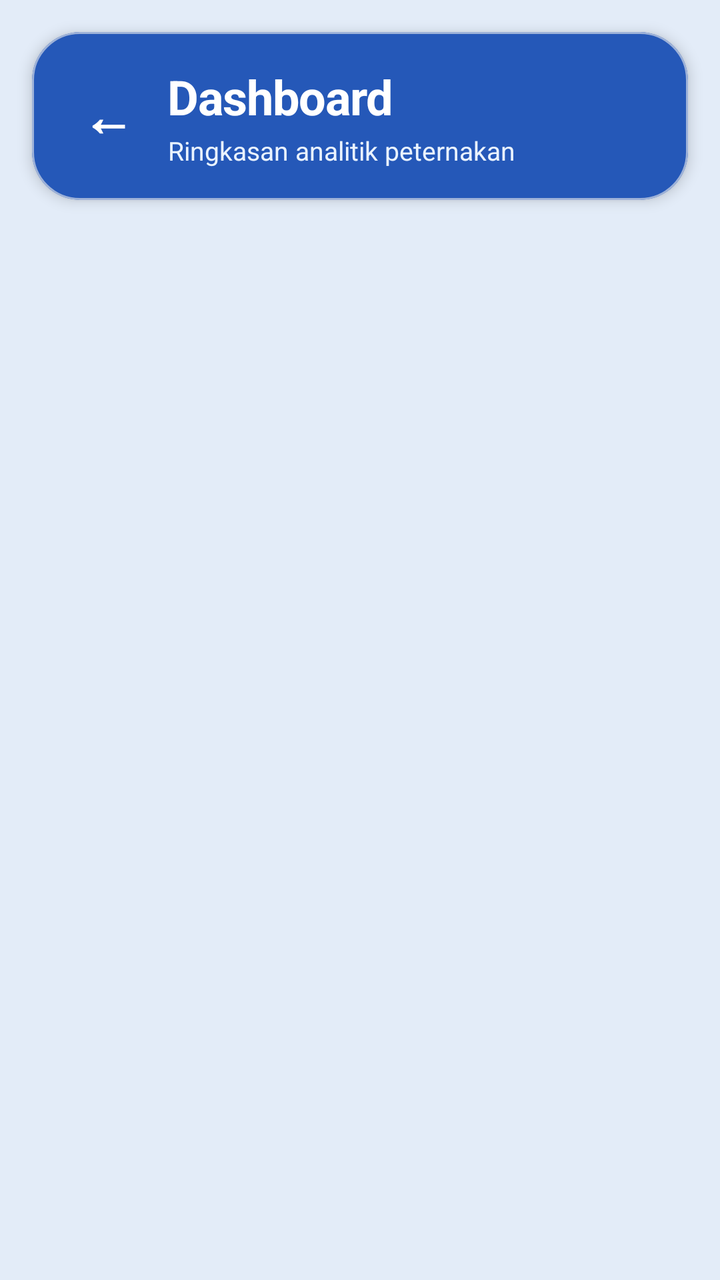
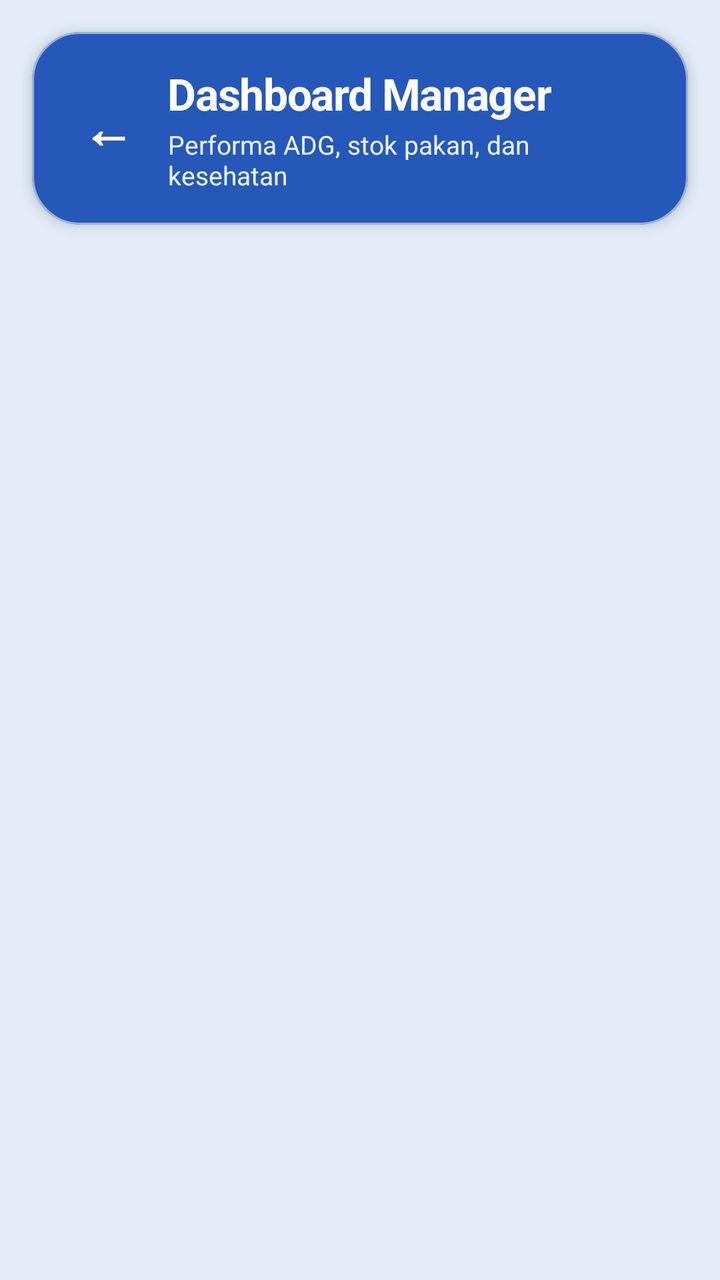

An Android layout rendered at two revisions. The XML below is the earlier revision; the diff shows what the commit changed to produce the second picture.
<!-- AndroidManifest.xml: application theme Theme.SiSapiMobile -->
<!-- res/layout/activity_dashboard.xml -->
<?xml version="1.0" encoding="utf-8"?>
<LinearLayout xmlns:android="http://schemas.android.com/apk/res/android"
    xmlns:app="http://schemas.android.com/apk/res-auto"
    android:layout_width="match_parent"
    android:layout_height="match_parent"
    android:background="@color/mist"
    android:orientation="vertical">

    
    <com.google.android.material.card.MaterialCardView
        android:layout_width="match_parent"
        android:layout_height="wrap_content"
        android:layout_marginStart="16dp"
        android:layout_marginTop="16dp"
        android:layout_marginEnd="16dp"
        app:cardBackgroundColor="@color/royal"
        app:cardCornerRadius="24dp"
        app:cardElevation="4dp"
        app:strokeColor="@color/line"
        app:strokeWidth="1dp">

        <LinearLayout
            android:layout_width="match_parent"
            android:layout_height="wrap_content"
            android:gravity="center_vertical"
            android:orientation="horizontal"
            android:paddingStart="16dp"
            android:paddingTop="16dp"
            android:paddingEnd="20dp"
            android:paddingBottom="16dp">

            <TextView
                android:id="@+id/btnBack"
                android:layout_width="44dp"
                android:layout_height="44dp"
                android:background="?attr/selectableItemBackgroundBorderless"
                android:clickable="true"
                android:focusable="true"
                android:gravity="center"
                android:text="←"
                android:textColor="#FFFFFF"
                android:textSize="26sp"
                android:textStyle="bold" />

            <LinearLayout
                android:layout_width="0dp"
                android:layout_height="wrap_content"
                android:layout_marginStart="8dp"
                android:layout_weight="1"
                android:orientation="vertical">

                <TextView
                    android:layout_width="wrap_content"
                    android:layout_height="wrap_content"
                    android:letterSpacing="-0.02"
                    android:text="Dashboard"
                    android:textColor="#FFFFFF"
                    android:textSize="24sp"
                    android:textStyle="bold" />

                <TextView
                    android:layout_width="wrap_content"
                    android:layout_height="wrap_content"
                    android:layout_marginTop="2dp"
                    android:text="Ringkasan analitik peternakan"
                    android:textColor="#EAF3FF"
                    android:textSize="13sp" />
            </LinearLayout>
        </LinearLayout>
    </com.google.android.material.card.MaterialCardView>

    <ProgressBar
        android:id="@+id/progressBar"
        style="?android:attr/progressBarStyleSmall"
        android:layout_width="28dp"
        android:layout_height="28dp"
        android:layout_gravity="center_horizontal"
        android:layout_marginTop="32dp"
        android:indeterminateTint="@color/royal"
        android:visibility="gone" />

    <TextView
        android:id="@+id/tvError"
        android:layout_width="match_parent"
        android:layout_height="wrap_content"
        android:layout_marginStart="16dp"
        android:layout_marginTop="14dp"
        android:layout_marginEnd="16dp"
        android:background="@drawable/bg_error"
        android:padding="14dp"
        android:textColor="@color/danger"
        android:textSize="14sp"
        android:textStyle="bold"
        android:visibility="gone" />

    <ScrollView
        android:id="@+id/content"
        android:layout_width="match_parent"
        android:layout_height="0dp"
        android:layout_weight="1"
        android:clipToPadding="false"
        android:fillViewport="true"
        android:visibility="gone">

        <LinearLayout
            android:layout_width="match_parent"
            android:layout_height="wrap_content"
            android:orientation="vertical"
            android:paddingStart="16dp"
            android:paddingTop="14dp"
            android:paddingEnd="16dp"
            android:paddingBottom="24dp">

            
            <LinearLayout
                android:layout_width="match_parent"
                android:layout_height="wrap_content"
                android:orientation="horizontal">

                
                <com.google.android.material.card.MaterialCardView
                    android:layout_width="0dp"
                    android:layout_height="wrap_content"
                    android:layout_marginEnd="6dp"
                    android:layout_weight="1"
                    app:cardBackgroundColor="@color/bento_surface"
                    app:cardCornerRadius="20dp"
                    app:cardElevation="3dp"
                    app:strokeColor="@color/bento_stroke"
                    app:strokeWidth="1.5dp">

                    <LinearLayout
                        android:layout_width="match_parent"
                        android:layout_height="wrap_content"
                        android:orientation="vertical"
                        android:padding="18dp">

                        <TextView
                            android:layout_width="wrap_content"
                            android:layout_height="wrap_content"
                            android:text="Total sapi"
                            android:textColor="@color/muted"
                            android:textSize="14sp"
                            android:textStyle="bold" />

                        <TextView
                            android:id="@+id/tvTotalLivestock"
                            android:layout_width="wrap_content"
                            android:layout_height="wrap_content"
                            android:layout_marginTop="6dp"
                            android:letterSpacing="-0.02"
                            android:text="0"
                            android:textColor="@color/navy"
                            android:textSize="32sp"
                            android:textStyle="bold" />
                    </LinearLayout>
                </com.google.android.material.card.MaterialCardView>

                
                <com.google.android.material.card.MaterialCardView
                    android:layout_width="0dp"
                    android:layout_height="wrap_content"
                    android:layout_marginStart="6dp"
                    android:layout_weight="1"
                    app:cardBackgroundColor="@color/bento_surface"
                    app:cardCornerRadius="20dp"
                    app:cardElevation="3dp"
                    app:strokeColor="@color/bento_stroke"
                    app:strokeWidth="1.5dp">

                    <LinearLayout
                        android:layout_width="match_parent"
                        android:layout_height="wrap_content"
                        android:orientation="vertical"
                        android:padding="18dp">

                        <TextView
                            android:layout_width="wrap_content"
                            android:layout_height="wrap_content"
                            android:text="Total kandang"
                            android:textColor="@color/muted"
                            android:textSize="14sp"
                            android:textStyle="bold" />

                        <TextView
                            android:id="@+id/tvTotalCages"
                            android:layout_width="wrap_content"
                            android:layout_height="wrap_content"
                            android:layout_marginTop="6dp"
                            android:letterSpacing="-0.02"
                            android:text="0"
                            android:textColor="@color/navy"
                            android:textSize="32sp"
                            android:textStyle="bold" />
                    </LinearLayout>
                </com.google.android.material.card.MaterialCardView>
            </LinearLayout>

            
            <com.google.android.material.card.MaterialCardView
                android:layout_width="match_parent"
                android:layout_height="wrap_content"
                android:layout_marginTop="12dp"
                app:cardBackgroundColor="@color/bento_surface"
                app:cardCornerRadius="20dp"
                app:cardElevation="3dp"
                app:strokeColor="@color/bento_stroke"
                app:strokeWidth="1.5dp">

                <LinearLayout
                    android:layout_width="match_parent"
                    android:layout_height="wrap_content"
                    android:background="@color/tile_danger"
                    android:orientation="vertical"
                    android:padding="18dp">

                    <TextView
                        android:layout_width="wrap_content"
                        android:layout_height="wrap_content"
                        android:text="Vaksin jatuh tempo (7 hari)"
                        android:textColor="@color/danger"
                        android:textSize="14sp"
                        android:textStyle="bold" />

                    <TextView
                        android:id="@+id/tvTotalDue"
                        android:layout_width="wrap_content"
                        android:layout_height="wrap_content"
                        android:layout_marginTop="6dp"
                        android:letterSpacing="-0.02"
                        android:text="0"
                        android:textColor="@color/danger"
                        android:textSize="32sp"
                        android:textStyle="bold" />
                </LinearLayout>
            </com.google.android.material.card.MaterialCardView>

            <TextView
                android:layout_width="wrap_content"
                android:layout_height="wrap_content"
                android:layout_marginTop="22dp"
                android:layout_marginBottom="8dp"
                android:text="Pengingat vaksin"
                android:textColor="@color/navy"
                android:textSize="18sp"
                android:textStyle="bold" />

            <TextView
                android:id="@+id/tvDueEmpty"
                android:layout_width="match_parent"
                android:layout_height="wrap_content"
                android:background="@drawable/bg_input"
                android:gravity="center"
                android:padding="18dp"
                android:text="Tidak ada vaksin yang jatuh tempo 7 hari ke depan."
                android:textColor="@color/muted"
                android:textSize="14sp"
                android:visibility="gone" />

            <androidx.recyclerview.widget.RecyclerView
                android:id="@+id/rvDue"
                android:layout_width="match_parent"
                android:layout_height="wrap_content"
                android:clipToPadding="false"
                android:nestedScrollingEnabled="false" />
        </LinearLayout>
    </ScrollView>

    <com.google.android.material.button.MaterialButton
        android:id="@+id/btnRetry"
        style="@style/Widget.Material3.Button.OutlinedButton"
        android:layout_width="match_parent"
        android:layout_height="54dp"
        android:layout_marginStart="16dp"
        android:layout_marginEnd="16dp"
        android:layout_marginBottom="16dp"
        android:insetTop="0dp"
        android:insetBottom="0dp"
        android:text="Coba lagi"
        android:textAllCaps="false"
        android:textColor="@color/royal"
        android:textSize="16sp"
        android:textStyle="bold"
        android:visibility="gone"
        app:backgroundTint="@color/bento_surface"
        app:cornerRadius="14dp"
        app:strokeColor="@color/royal"
        app:strokeWidth="1.5dp" />
</LinearLayout>
<!-- resources referenced by this layout -->
<resources>
  <color name="bento_stroke">#CFDDF2</color>
  <color name="bento_surface">#FFFFFF</color>
  <color name="danger">#D32F2F</color>
  <color name="line">#9EB2D8</color>
  <color name="mist">#E3ECF8</color>
  <color name="muted">#5B6B8C</color>
  <color name="navy">#161B40</color>
  <color name="royal">#2558B8</color>
  <color name="tile_danger">#FEE2E2</color>
  <!-- drawable bg_error (drawable) -->
  <?xml version="1.0" encoding="utf-8"?>
  <shape xmlns:android="http://schemas.android.com/apk/res/android">
      <solid android:color="#FDECEC" />
      <corners android:radius="10dp" />
  </shape>
  <!-- drawable bg_input (drawable) -->
  <?xml version="1.0" encoding="utf-8"?>
  <shape xmlns:android="http://schemas.android.com/apk/res/android">
      <solid android:color="#FFFFFF" />
      <stroke android:width="1.5dp" android:color="@color/line" />
      <corners android:radius="12dp" />
  </shape>
  <style name="Theme.SiSapiMobile" parent="Base.Theme.SiSapiMobile" />
  <style name="Base.Theme.SiSapiMobile" parent="Theme.Material3.DayNight.NoActionBar">
          <item name="android:windowOptOutEdgeToEdgeEnforcement" tools:targetApi="35">true</item>
      </style>
</resources>

<!-- the commit's change to res/layout/activity_dashboard.xml (unified diff, before → after) -->
@@ -53,16 +53,16 @@
                     android:layout_width="wrap_content"
                     android:layout_height="wrap_content"
                     android:letterSpacing="-0.02"
-                    android:text="Dashboard"
+                    android:text="Dashboard Manager"
                     android:textColor="#FFFFFF"
-                    android:textSize="24sp"
+                    android:textSize="22sp"
                     android:textStyle="bold" />
 
                 <TextView
                     android:layout_width="wrap_content"
                     android:layout_height="wrap_content"
                     android:layout_marginTop="2dp"
-                    android:text="Ringkasan analitik peternakan"
+                    android:text="Performa ADG, stok pakan, dan kesehatan"
                     android:textColor="#EAF3FF"
                     android:textSize="13sp" />
             </LinearLayout>
@@ -72,8 +72,8 @@
     <ProgressBar
         android:id="@+id/progressBar"
         style="?android:attr/progressBarStyleSmall"
-        android:layout_width="28dp"
-        android:layout_height="28dp"
+        android:layout_width="32dp"
+        android:layout_height="32dp"
         android:layout_gravity="center_horizontal"
         android:layout_marginTop="32dp"
         android:indeterminateTint="@color/royal"
@@ -133,25 +133,34 @@
                         android:layout_width="match_parent"
                         android:layout_height="wrap_content"
                         android:orientation="vertical"
-                        android:padding="18dp">
-
-                        <TextView
-                            android:layout_width="wrap_content"
-                            android:layout_height="wrap_content"
-                            android:text="Total sapi"
+                        android:padding="16dp">
+
+                        <TextView
+                            android:layout_width="wrap_content"
+                            android:layout_height="wrap_content"
+                            android:text="Total populasi"
                             android:textColor="@color/muted"
-                            android:textSize="14sp"
-                            android:textStyle="bold" />
-
-                        <TextView
-                            android:id="@+id/tvTotalLivestock"
-                            android:layout_width="wrap_content"
-                            android:layout_height="wrap_content"
-                            android:layout_marginTop="6dp"
+                            android:textSize="13sp"
+                            android:textStyle="bold" />
+
+                        <TextView
+                            android:id="@+id/tvTotalCattle"
+                            android:layout_width="wrap_content"
+                            android:layout_height="wrap_content"
+                            android:layout_marginTop="4dp"
                             android:letterSpacing="-0.02"
                             android:text="0"
                             android:textColor="@color/navy"
-                            android:textSize="32sp"
+                            android:textSize="28sp"
+                            android:textStyle="bold" />
+
+                        <TextView
+                            android:layout_width="wrap_content"
+                            android:layout_height="wrap_content"
+                            android:layout_marginTop="2dp"
+                            android:text="Ekor sapi aktif"
+                            android:textColor="@color/ok"
+                            android:textSize="11sp"
                             android:textStyle="bold" />
                     </LinearLayout>
                 </com.google.android.material.card.MaterialCardView>
@@ -172,25 +181,136 @@
                         android:layout_width="match_parent"
                         android:layout_height="wrap_content"
                         android:orientation="vertical"
-                        android:padding="18dp">
-
-                        <TextView
-                            android:layout_width="wrap_content"
-                            android:layout_height="wrap_content"
-                            android:text="Total kandang"
+                        android:padding="16dp">
+
+                        <TextView
+                            android:layout_width="wrap_content"
+                            android:layout_height="wrap_content"
+                            android:text="ADG (30 Hari)"
                             android:textColor="@color/muted"
-                            android:textSize="14sp"
-                            android:textStyle="bold" />
-
-                        <TextView
-                            android:id="@+id/tvTotalCages"
-                            android:layout_width="wrap_content"
-                            android:layout_height="wrap_content"
-                            android:layout_marginTop="6dp"
+                            android:textSize="13sp"
+                            android:textStyle="bold" />
+
+                        <TextView
+                            android:id="@+id/tvAvgAdg"
+                            android:layout_width="wrap_content"
+                            android:layout_height="wrap_content"
+                            android:layout_marginTop="4dp"
+                            android:letterSpacing="-0.02"
+                            android:text="0.00 kg"
+                            android:textColor="@color/royal"
+                            android:textSize="24sp"
+                            android:textStyle="bold" />
+
+                        <TextView
+                            android:layout_width="wrap_content"
+                            android:layout_height="wrap_content"
+                            android:layout_marginTop="2dp"
+                            android:text="Kenaikan bobot/hari"
+                            android:textColor="@color/muted"
+                            android:textSize="11sp" />
+                    </LinearLayout>
+                </com.google.android.material.card.MaterialCardView>
+            </LinearLayout>
+
+            
+            <LinearLayout
+                android:layout_width="match_parent"
+                android:layout_height="wrap_content"
+                android:layout_marginTop="12dp"
+                android:orientation="horizontal">
+
+                
+                <com.google.android.material.card.MaterialCardView
+                    android:layout_width="0dp"
+                    android:layout_height="wrap_content"
+                    android:layout_marginEnd="6dp"
+                    android:layout_weight="1"
+                    app:cardBackgroundColor="@color/bento_surface"
+                    app:cardCornerRadius="20dp"
+                    app:cardElevation="3dp"
+                    app:strokeColor="@color/bento_stroke"
+                    app:strokeWidth="1.5dp">
+
+                    <LinearLayout
+                        android:layout_width="match_parent"
+                        android:layout_height="wrap_content"
+                        android:orientation="vertical"
+                        android:padding="16dp">
+
+                        <TextView
+                            android:layout_width="wrap_content"
+                            android:layout_height="wrap_content"
+                            android:text="Siap jual (≥450kg)"
+                            android:textColor="@color/muted"
+                            android:textSize="13sp"
+                            android:textStyle="bold" />
+
+                        <TextView
+                            android:id="@+id/tvReadyToSell"
+                            android:layout_width="wrap_content"
+                            android:layout_height="wrap_content"
+                            android:layout_marginTop="4dp"
                             android:letterSpacing="-0.02"
                             android:text="0"
-                            android:textColor="@color/navy"
-                            android:textSize="32sp"
+                            android:textColor="@color/ok"
+                            android:textSize="28sp"
+                            android:textStyle="bold" />
+
+                        <TextView
+                            android:layout_width="wrap_content"
+                            android:layout_height="wrap_content"
+                            android:layout_marginTop="2dp"
+                            android:text="Siap dipasarkan"
+                            android:textColor="@color/ok"
+                            android:textSize="11sp" />
+                    </LinearLayout>
+                </com.google.android.material.card.MaterialCardView>
+
+                
+                <com.google.android.material.card.MaterialCardView
+                    android:layout_width="0dp"
+                    android:layout_height="wrap_content"
+                    android:layout_marginStart="6dp"
+                    android:layout_weight="1"
+                    app:cardBackgroundColor="@color/bento_surface"
+                    app:cardCornerRadius="20dp"
+                    app:cardElevation="3dp"
+                    app:strokeColor="@color/bento_stroke"
+                    app:strokeWidth="1.5dp">
+
+                    <LinearLayout
+                        android:layout_width="match_parent"
+                        android:layout_height="wrap_content"
+                        android:orientation="vertical"
+                        android:padding="16dp">
+
+                        <TextView
+                            android:layout_width="wrap_content"
+                            android:layout_height="wrap_content"
+                            android:text="Kondisi kritis / sakit"
+                            android:textColor="@color/muted"
+                            android:textSize="13sp"
+                            android:textStyle="bold" />
+
+                        <TextView
+                            android:id="@+id/tvSickCattle"
+                            android:layout_width="wrap_content"
+                            android:layout_height="wrap_content"
+                            android:layout_marginTop="4dp"
+                            android:letterSpacing="-0.02"
+                            android:text="0"
+                            android:textColor="@color/danger"
+                            android:textSize="28sp"
+                            android:textStyle="bold" />
+
+                        <TextView
+                            android:layout_width="wrap_content"
+                            android:layout_height="wrap_content"
+                            android:layout_marginTop="2dp"
+                            android:text="Perlu tindakan medis"
+                            android:textColor="@color/danger"
+                            android:textSize="11sp"
                             android:textStyle="bold" />
                     </LinearLayout>
                 </com.google.android.material.card.MaterialCardView>
@@ -210,37 +330,46 @@
                 <LinearLayout
                     android:layout_width="match_parent"
                     android:layout_height="wrap_content"
-                    android:background="@color/tile_danger"
+                    android:background="@color/tile_amber"
                     android:orientation="vertical"
-                    android:padding="18dp">
+                    android:padding="16dp">
 
                     <TextView
                         android:layout_width="wrap_content"
                         android:layout_height="wrap_content"
-                        android:text="Vaksin jatuh tempo (7 hari)"
-                        android:textColor="@color/danger"
-                        android:textSize="14sp"
+                        android:text="Peringatan pakan kritis (Stok ≤ 50 kg)"
+                        android:textColor="@color/notif_warn"
+                        android:textSize="13sp"
                         android:textStyle="bold" />
 
                     <TextView
-                        android:id="@+id/tvTotalDue"
+                        android:id="@+id/tvCriticalFeed"
                         android:layout_width="wrap_content"
                         android:layout_height="wrap_content"
-                        android:layout_marginTop="6dp"
+                        android:layout_marginTop="4dp"
                         android:letterSpacing="-0.02"
-                        android:text="0"
-                        android:textColor="@color/danger"
-                        android:textSize="32sp"
+                        android:text="0 jenis pakan"
+                        android:textColor="@color/notif_warn"
+                        android:textSize="24sp"
                         android:textStyle="bold" />
+
+                    <TextView
+                        android:layout_width="wrap_content"
+                        android:layout_height="wrap_content"
+                        android:layout_marginTop="2dp"
+                        android:text="Perlu penambahan stok pakan segera"
+                        android:textColor="@color/notif_warn"
+                        android:textSize="11sp" />
                 </LinearLayout>
             </com.google.android.material.card.MaterialCardView>
 
+            
             <TextView
                 android:layout_width="wrap_content"
                 android:layout_height="wrap_content"
-                android:layout_marginTop="22dp"
+                android:layout_marginTop="24dp"
                 android:layout_marginBottom="8dp"
-                android:text="Pengingat vaksin"
+                android:text="Jadwal Vaksinasi &amp; Medis (7 Hari)"
                 android:textColor="@color/navy"
                 android:textSize="18sp"
                 android:textStyle="bold" />
@@ -252,7 +381,7 @@
                 android:background="@drawable/bg_input"
                 android:gravity="center"
                 android:padding="18dp"
-                android:text="Tidak ada vaksin yang jatuh tempo 7 hari ke depan."
+                android:text="Tidak ada jadwal vaksinasi/tindakan dalam 7 hari ke depan."
                 android:textColor="@color/muted"
                 android:textSize="14sp"
                 android:visibility="gone" />
<!-- resource entries referenced after the edit -->
@@ -7,8 +7,10 @@
   <color name="mist">#E3ECF8</color>
   <color name="muted">#5B6B8C</color>
   <color name="navy">#161B40</color>
+  <color name="notif_warn">#D97706</color>
+  <color name="ok">#15803D</color>
   <color name="royal">#2558B8</color>
-  <color name="tile_danger">#FEE2E2</color>
+  <color name="tile_amber">#FEF3C7</color>
   <!-- drawable bg_error (drawable) -->
   <?xml version="1.0" encoding="utf-8"?>
   <shape xmlns:android="http://schemas.android.com/apk/res/android">
